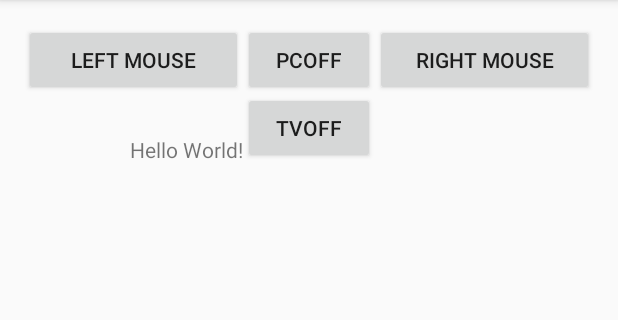
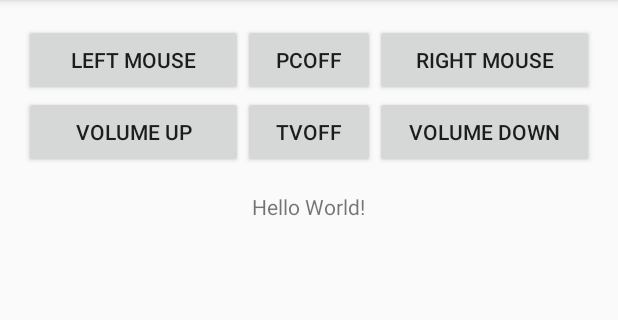
Before and after one commit to billmccartney/Bexley, an Android app: the screen it shows after launch (MainActivity), on a phone screen of 412 x 824 dp, the part 84-404 px from its top. Run offline under Robolectric (Android 15) with nearby library versions, the phone set to English and light mode, and no system bars; 3 statements that could not run were skipped.

Commit message:
Added support for volume buttons on the remote.

```diff
--- a/app/build.gradle
+++ b/app/build.gradle
@@ -7,8 +7,8 @@ android {
         applicationId "com.thingdone.bill.bexley"
         minSdkVersion 21
         targetSdkVersion 24
-        versionCode 4
-        versionName "1.3"
+        versionCode 5
+        versionName "1.4"
         testInstrumentationRunner "android.support.test.runner.AndroidJUnitRunner"
     }
     buildTypes {
--- a/app/src/main/java/com/thingdone/bill/bexley/MainActivity.java
+++ b/app/src/main/java/com/thingdone/bill/bexley/MainActivity.java
@@ -50,7 +50,8 @@ public class MainActivity extends AppCompatActivity {
     //Debug url
     //private final String TARGET_URL = "http://192.168.150.114:5000/cmd";
     private final String TARGET_URL = "http://192.168.150.111:5000/cmd";
-    private final String IR_URL = "http://192.168.150.117/remote/NEC/50153655/32/";
+    private final String IR_URL = "http://192.168.150.117/remote/NEC/";
+    //50153655/32/";
     private long clickStartMs = 0; //this stores last time a click started
 
     @Override
@@ -58,6 +59,8 @@ public class MainActivity extends AppCompatActivity {
         super.onCreate(savedInstanceState);
         setContentView(R.layout.activity_main);
         Button buttonTVOff = (Button) findViewById(R.id.buttonTVOff);
+        Button buttonVolumeDown = (Button) findViewById(R.id.buttonVolumeDown);
+        Button buttonVolumeUp = (Button) findViewById(R.id.buttonVolumeUp);
         Button buttonPCOff = (Button) findViewById(R.id.buttonPCOff);
         Button buttonLeft = (Button) findViewById(R.id.buttonLeft);
         Button buttonRight = (Button) findViewById(R.id.buttonRight);
@@ -78,7 +81,21 @@ public class MainActivity extends AppCompatActivity {
         buttonTVOff.setOnClickListener(new View.OnClickListener() {
             @Override
             public void onClick(View v) {
-                TVOff();
+                writeIR(50153655, 32);
+            }
+        });
+
+        buttonVolumeDown.setOnClickListener(new View.OnClickListener() {
+            @Override
+            public void onClick(View v) {
+                writeIR(50165895, 32);
+            }
+        });
+
+        buttonVolumeUp.setOnClickListener(new View.OnClickListener() {
+            @Override
+            public void onClick(View v) {
+                writeIR(50157735, 32);
             }
         });
 
@@ -211,6 +228,10 @@ public class MainActivity extends AppCompatActivity {
         return downloadUrl(TARGET_URL, payload);
     }
 
+    private String commandIR(JSONObject payload) throws IOException, JSONException{
+        return downloadUrl(IR_URL, payload);
+    }
+
     private void mouseMove(float x, float y){
         try {
             JSONObject jsonParam = new JSONObject();
@@ -253,19 +274,20 @@ public class MainActivity extends AppCompatActivity {
         }
     }
 
-    private void TVOff(){
+    private void TVOff() {
+
+    }
+
+    private void writeIR(int code, int bitcount){
         byte data[] = new  byte[1024];
         long start, end;
         // TODO Auto-generated method stub
-        Log.d(LOG_TAG, "Button Clicked");
+        //Log.d(LOG_TAG, "Button Clicked");
         myTextView.setText("Checking...");
         try {
             JSONObject jsonParam = new JSONObject();
-            jsonParam.put("cmd", "test");
-            jsonParam.put("description", "Real");
-            jsonParam.put("enable", "true2");
             start = System.currentTimeMillis();
-            downloadUrl(IR_URL, jsonParam);
+            downloadUrl(IR_URL + code+"/"+bitcount+"/", jsonParam);
             //command(jsonParam);
             end = System.currentTimeMillis();
             myTextView.setText("Server Online "+(end-start) + "ms");
@@ -275,7 +297,7 @@ public class MainActivity extends AppCompatActivity {
             myTextView.setText("Server Offline");
             e.printStackTrace();
         }
-        Log.d("BEXLEY", "Done");
+        //Log.d("BEXLEY", "Done");
     }
 
     private void PCOff(){
--- a/app/src/main/res/layout/activity_main.xml
+++ b/app/src/main/res/layout/activity_main.xml
@@ -26,7 +26,7 @@
         android:id="@+id/buttonLeft"
         android:layout_alignParentTop="true"
         android:layout_alignParentStart="true"
-        android:layout_alignEnd="@+id/textView" />
+        android:layout_toStartOf="@+id/buttonPCOff" />
 
     <Button
         android:text="Right Mouse"
@@ -37,24 +37,6 @@
         android:layout_alignParentEnd="true"
         android:layout_toEndOf="@+id/buttonPCOff" />
 
-    <TextView
-        android:layout_width="wrap_content"
-        android:layout_height="wrap_content"
-        android:text="Hello World!"
-        android:id="@+id/textView"
-        android:layout_marginTop="26dp"
-        android:layout_below="@+id/buttonLeft"
-        android:layout_toStartOf="@+id/buttonPCOff" />
-
-    <Button
-        android:text="TVOff"
-        android:layout_width="wrap_content"
-        android:layout_height="wrap_content"
-        android:id="@+id/buttonTVOff"
-        android:onClick="TVOffClick"
-        android:layout_alignBottom="@+id/textView"
-        android:layout_toEndOf="@+id/buttonLeft" />
-
     <Button
         android:text="PCOff"
         android:layout_width="wrap_content"
@@ -64,4 +46,41 @@
         android:layout_alignParentTop="true"
         android:layout_centerHorizontal="true" />
 
+    <Button
+        android:text="Volume Down"
+        android:layout_width="wrap_content"
+        android:layout_height="wrap_content"
+        android:id="@+id/buttonVolumeDown"
+        android:layout_alignBaseline="@+id/buttonTVOff"
+        android:layout_alignBottom="@+id/buttonTVOff"
+        android:layout_alignParentEnd="true"
+        android:layout_toEndOf="@+id/buttonTVOff" />
+
+    <Button
+        android:text="Volume Up"
+        android:layout_width="wrap_content"
+        android:layout_height="wrap_content"
+        android:id="@+id/buttonVolumeUp"
+        android:layout_below="@+id/buttonLeft"
+        android:layout_alignParentStart="true"
+        android:layout_toStartOf="@+id/buttonPCOff" />
+
+    <Button
+        android:text="TVOff"
+        android:layout_width="wrap_content"
+        android:layout_height="wrap_content"
+        android:id="@+id/buttonTVOff"
+        android:onClick="TVOffClick"
+        android:layout_alignBottom="@+id/buttonVolumeUp"
+        android:layout_toEndOf="@+id/buttonVolumeUp" />
+
+    <TextView
+        android:layout_width="wrap_content"
+        android:layout_height="wrap_content"
+        android:text="Hello World!"
+        android:id="@+id/textView"
+        android:layout_below="@+id/buttonTVOff"
+        android:layout_centerHorizontal="true"
+        android:layout_marginTop="16dp" />
+
 </RelativeLayout>
```
